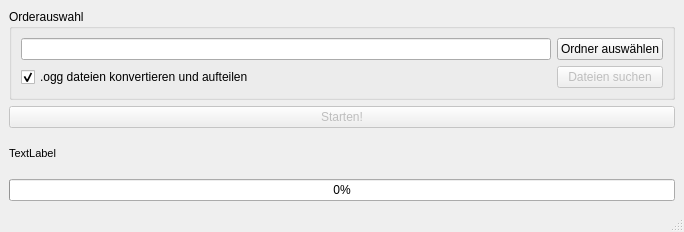
Above: ui/main.ui from notaTeapot/MemoTrans before the change. Below: the same form after it.
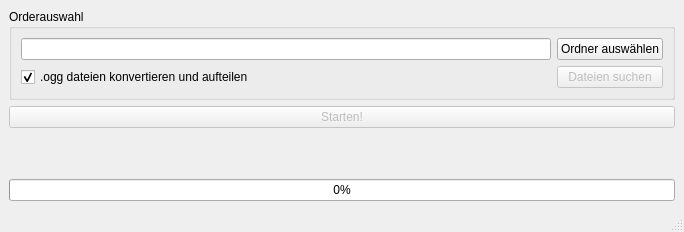
That is the form after the change.

Diff of the .ui file:
```diff
--- a/ui/main.ui
+++ b/ui/main.ui
@@ -79,7 +79,7 @@
        </font>
       </property>
       <property name="text">
-       <string>TextLabel</string>
+       <string/>
       </property>
      </widget>
     </item>
```
